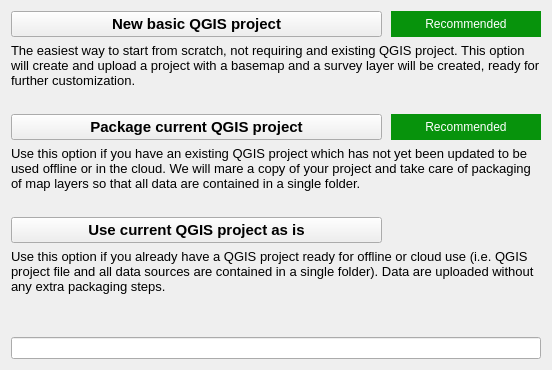
Before: the Qt Designer form Mergin/ui/ui_new_proj_init_page.ui in MerginMaps/qgis-plugin, drawn with Qt 5.
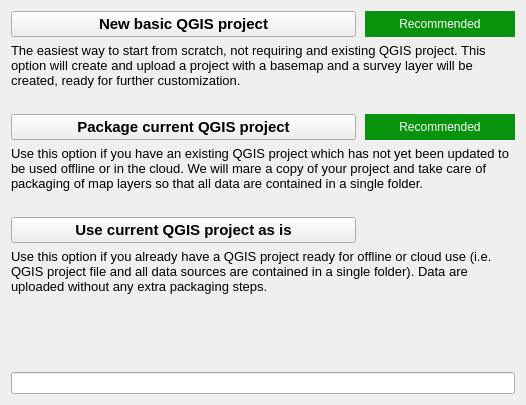
After: the same form once the commit is applied.

Commit message: Fix minimum new project wizard dialog size.

What changed in the file:
```diff
--- a/Mergin/ui/ui_new_proj_init_page.ui
+++ b/Mergin/ui/ui_new_proj_init_page.ui
@@ -6,8 +6,8 @@
    <rect>
     <x>0</x>
     <y>0</y>
-    <width>552</width>
-    <height>370</height>
+    <width>526</width>
+    <height>405</height>
    </rect>
   </property>
   <property name="minimumSize">
@@ -98,6 +98,9 @@
          <property name="text">
           <string>The easiest way to start from scratch, not requiring and existing QGIS project. This option will create and upload a project with a basemap and a survey layer will be created, ready for further customization.</string>
          </property>
+         <property name="alignment">
+          <set>Qt::AlignLeading|Qt::AlignLeft|Qt::AlignTop</set>
+         </property>
          <property name="wordWrap">
           <bool>true</bool>
          </property>
@@ -178,6 +181,9 @@
          <property name="text">
           <string>&lt;html&gt;&lt;head/&gt;&lt;body&gt;&lt;p&gt;Use this option if you have an existing QGIS project which has not yet been updated to be used offline or in the cloud. We will mare a copy of your project and take care of packaging of map layers so that all data are contained in a single folder.&lt;/p&gt;&lt;/body&gt;&lt;/html&gt;</string>
          </property>
+         <property name="alignment">
+          <set>Qt::AlignLeading|Qt::AlignLeft|Qt::AlignTop</set>
+         </property>
          <property name="wordWrap">
           <bool>true</bool>
          </property>
@@ -255,6 +261,9 @@
          <property name="text">
           <string>&lt;html&gt;&lt;head/&gt;&lt;body&gt;&lt;p&gt;Use this option if you already have a QGIS project ready for offline or cloud use (i.e. QGIS project file and all data sources are contained in a single folder). Data are uploaded without any extra packaging steps.&lt;/p&gt;&lt;/body&gt;&lt;/html&gt;</string>
          </property>
+         <property name="alignment">
+          <set>Qt::AlignLeading|Qt::AlignLeft|Qt::AlignTop</set>
+         </property>
          <property name="wordWrap">
           <bool>true</bool>
          </property>
```
The commit also changes 2 other files.
